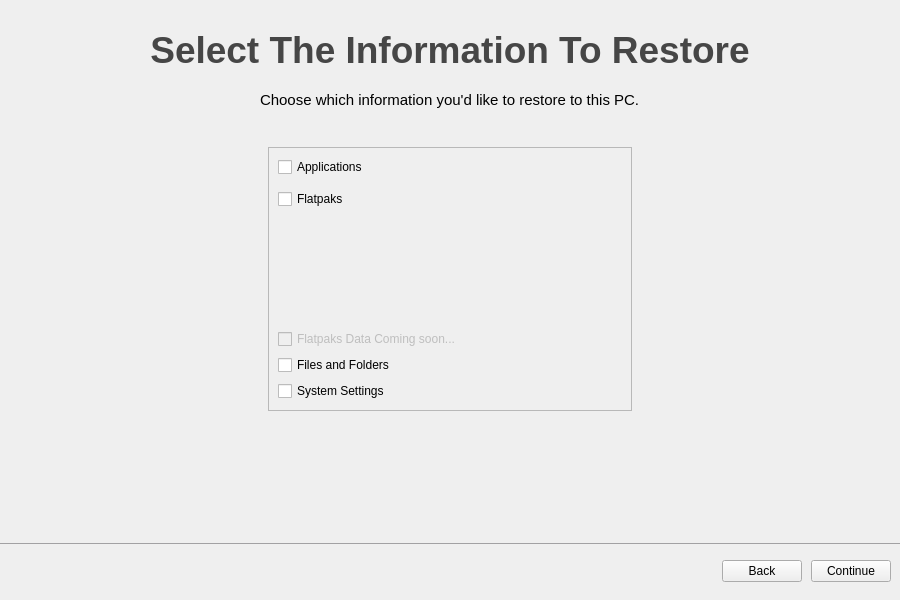
Above: src/ui/migration.ui from GeovaneJefferson/timemachine before the change. Below: the same form after it.
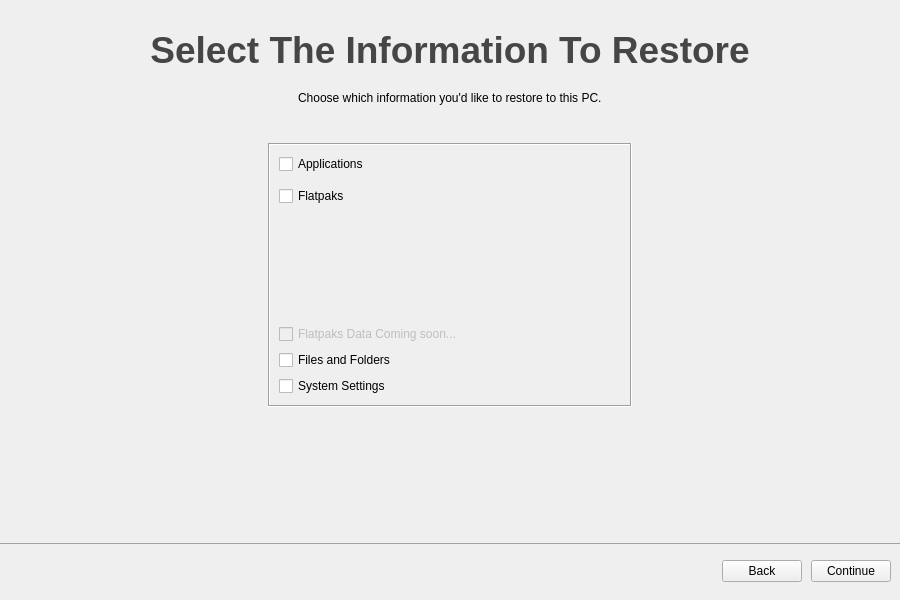
That is the form after the change. The open tabs and pages were chosen to show the change. Icons and pictures are not drawn.

Patch:
```diff
--- a/src/ui/migration.ui
+++ b/src/ui/migration.ui
@@ -629,11 +629,6 @@
          </item>
          <item alignment="Qt::AlignHCenter|Qt::AlignTop">
           <widget class="QLabel" name="description_3">
-           <property name="font">
-            <font>
-             <pointsize>11</pointsize>
-            </font>
-           </property>
            <property name="text">
             <string>Choose which information you'd like to restore to this PC.</string>
            </property>
@@ -659,6 +654,9 @@
              <height>300</height>
             </size>
            </property>
+           <property name="autoFillBackground">
+            <bool>false</bool>
+           </property>
            <layout class="QVBoxLayout" name="verticalLayout_9">
             <item>
              <layout class="QVBoxLayout" name="verticalLayout_8">
@@ -686,7 +684,7 @@
                  <bool>true</bool>
                 </property>
                 <property name="frameShape">
-                 <enum>QFrame::StyledPanel</enum>
+                 <enum>QFrame::Box</enum>
                 </property>
                 <property name="frameShadow">
                  <enum>QFrame::Sunken</enum>
@@ -699,8 +697,8 @@
                   <rect>
                    <x>0</x>
                    <y>0</y>
-                   <width>362</width>
-                   <height>262</height>
+                   <width>360</width>
+                   <height>260</height>
                   </rect>
                  </property>
                  <layout class="QVBoxLayout" name="verticalLayout_10">
```
Left out of the diff: 28 changed lines with no effect on the pictures.
